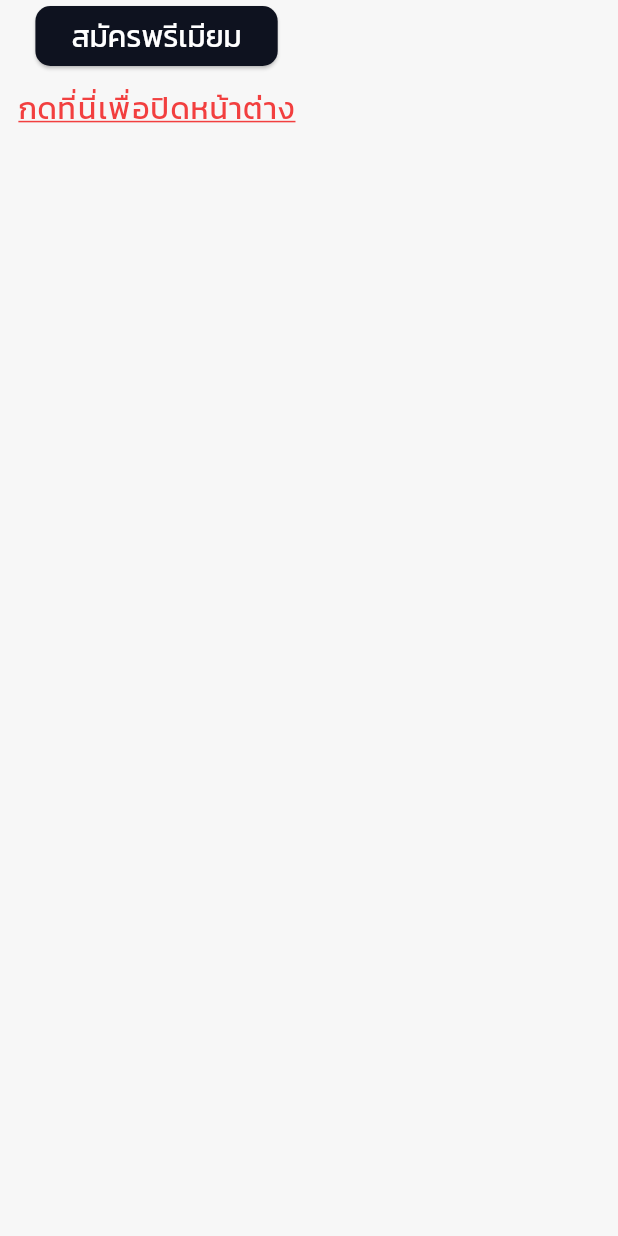
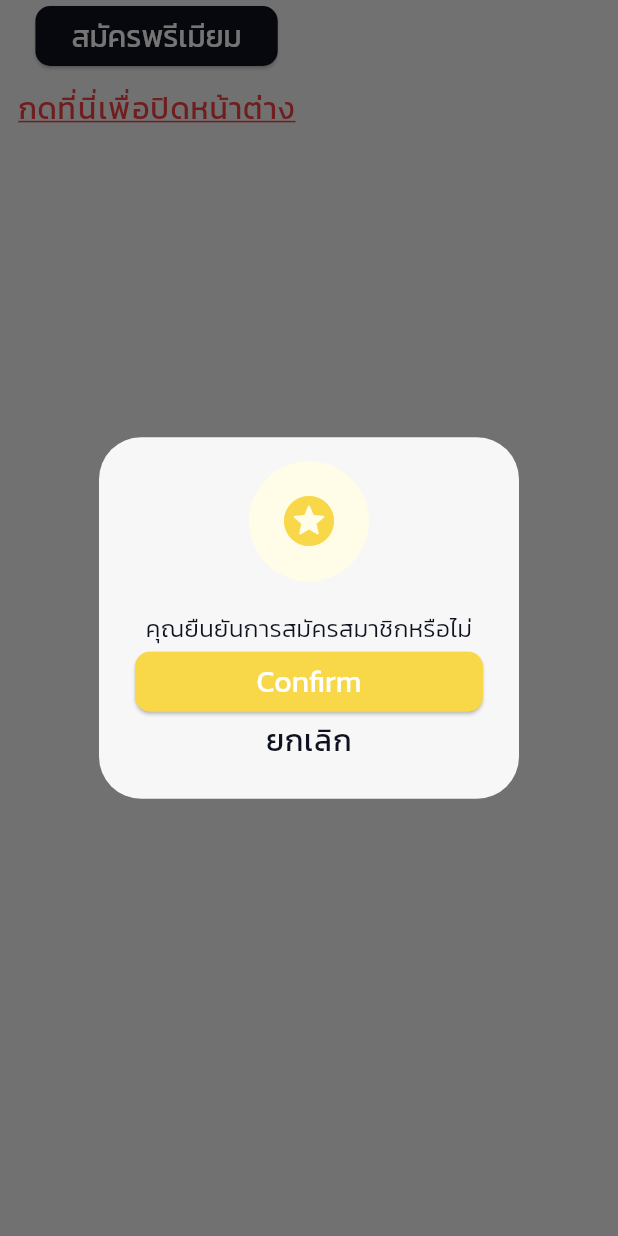
Before and after one commit to thg1rb/my-recipe, a Flutter app: the _PremiumAdFooter widget shown alone on an empty page, opened directly, after a tap on "สมัครพรีเมียม", on a phone screen of 412 x 824 dp. Run offline on Flutter 3.47's test engine with Material 3 defaults, Android fonts, the phone set to English and light mode, and no system bars; our stand-ins replace carousel_slider, cloud_firestore, firebase_auth, firebase_core, flutter_markdown, flutter_riverpod and 5 more; accounts and stored records are empty.

Commit message:
Dialog for premium subscribe && handle route when success

```diff
--- a/lib/screens/premium_ad_screen.dart
+++ b/lib/screens/premium_ad_screen.dart
@@ -1,4 +1,6 @@
 import 'package:flutter/material.dart';
+import 'package:flutter_riverpod/flutter_riverpod.dart';
+import 'package:my_recipe/providers/bottom_navbar_provider.dart';
 
 class PremiumAdScreen extends StatelessWidget {
   const PremiumAdScreen({super.key});
@@ -111,7 +113,7 @@ class _PremiumAdDetialsCard extends StatelessWidget {
       children: <Widget>[
         Row(
           children: <Widget>[
-            SizedBox(width: 15,),
+            SizedBox(width: 15),
             Icon(_titleIcon, color: _color),
             Text(
               _title,
@@ -140,14 +142,76 @@ class _PremiumAdDetialsCard extends StatelessWidget {
   }
 }
 
-class _PremiumAdFooter extends StatelessWidget {
+class _PremiumAdFooter extends ConsumerWidget {
   const _PremiumAdFooter();
 
+  void showConfirmDialog(BuildContext context, WidgetRef ref) {
+    showDialog(
+      context: context,
+      builder:
+          (context) => AlertDialog(
+            content: Column(
+              mainAxisSize: MainAxisSize.min,
+              children: [
+                Container(
+                    padding: EdgeInsets.all(20),
+                    margin: EdgeInsets.only(bottom: 20),
+                    decoration: BoxDecoration(
+                      color: Colors.yellow[50],
+                      borderRadius: BorderRadius.circular(50),
+                    ),
+                    child: Icon(
+                      Icons.stars_rounded,
+                      size: 40,
+                      color: Theme.of(context).colorScheme.primary,
+                    ),
+                  ),
+                Text('คุณยืนยันการสมัครสมาชิกหรือไม่'),
+                SizedBox(
+                  width: double.infinity,
+                  child: ElevatedButton(
+                    onPressed: () {
+                      ref.read(bottomNavbarIndexProvider.notifier).state = 0;
+
+                      // PREMIUM SUBSCRIPTION METHOD HERE
+
+                      Navigator.pushNamed(context, '/home');
+                      ScaffoldMessenger.of(context).clearSnackBars();
+                      ScaffoldMessenger.of(context).showSnackBar(SnackBar(content: Text('⭐️ คุณได้สมัครสมาชิกเรียบร้อยแล้ว ⭐️')));
+                    },
+                    style: ElevatedButton.styleFrom(
+                            backgroundColor:
+                                Theme.of(context).colorScheme.primary,
+                          ),
+                    child: Text('Confirm')
+                  ),
+                ),
+                GestureDetector(
+                      onTap: () {
+                        Navigator.pop(context);
+                      },
+                      child: Text(
+                        "ยกเลิก",
+                        style: Theme.of(context).textTheme.bodyLarge,
+                      ),
+                    ),
+              ],
+            ),
+            actionsAlignment: MainAxisAlignment.center,
+          ),
+    );
+  }
+
   @override
-  Widget build(BuildContext context) {
+  Widget build(BuildContext context, WidgetRef ref) {
     return Column(
       children: <Widget>[
-        ElevatedButton(onPressed: () {}, child: Text("สมัครพรีเมียม")),
+        ElevatedButton(
+          onPressed: () {
+            showConfirmDialog(context, ref);
+          },
+          child: Text("สมัครพรีเมียม"),
+        ),
         TextButton(
           onPressed: () {
             Navigator.pop(context);
```
Lines whose indentation alone changed are shown as unchanged.
